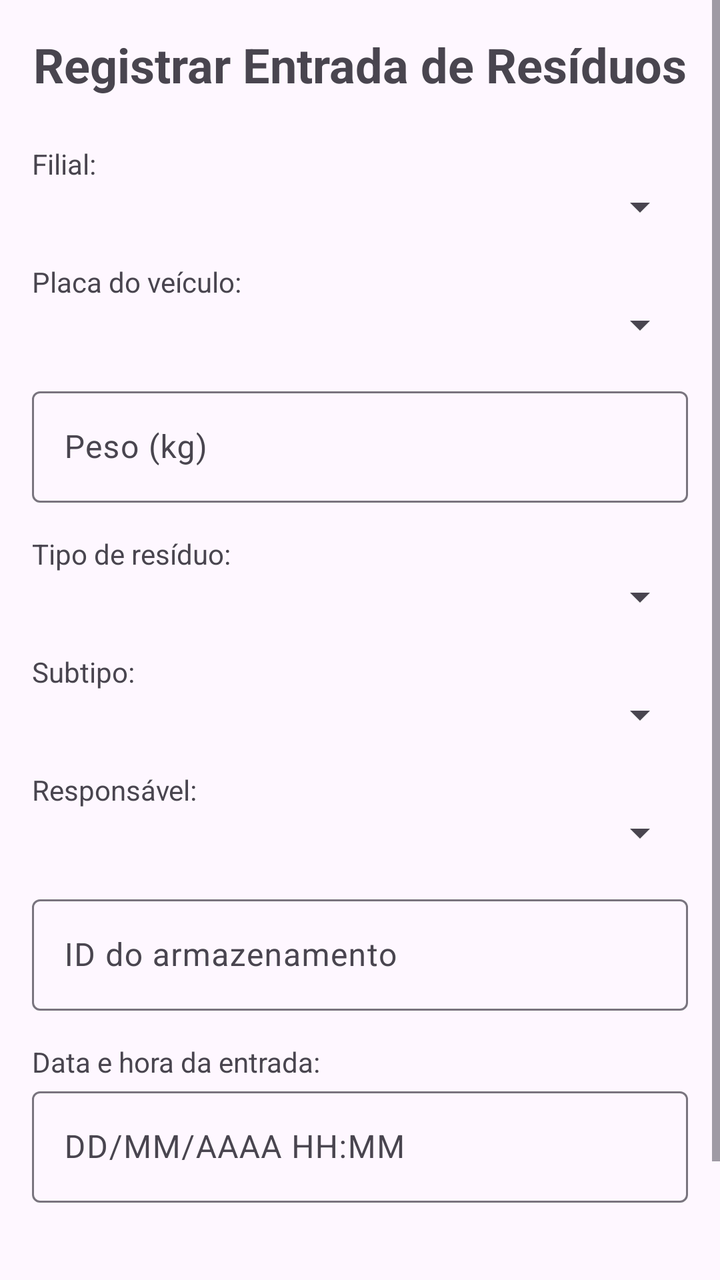
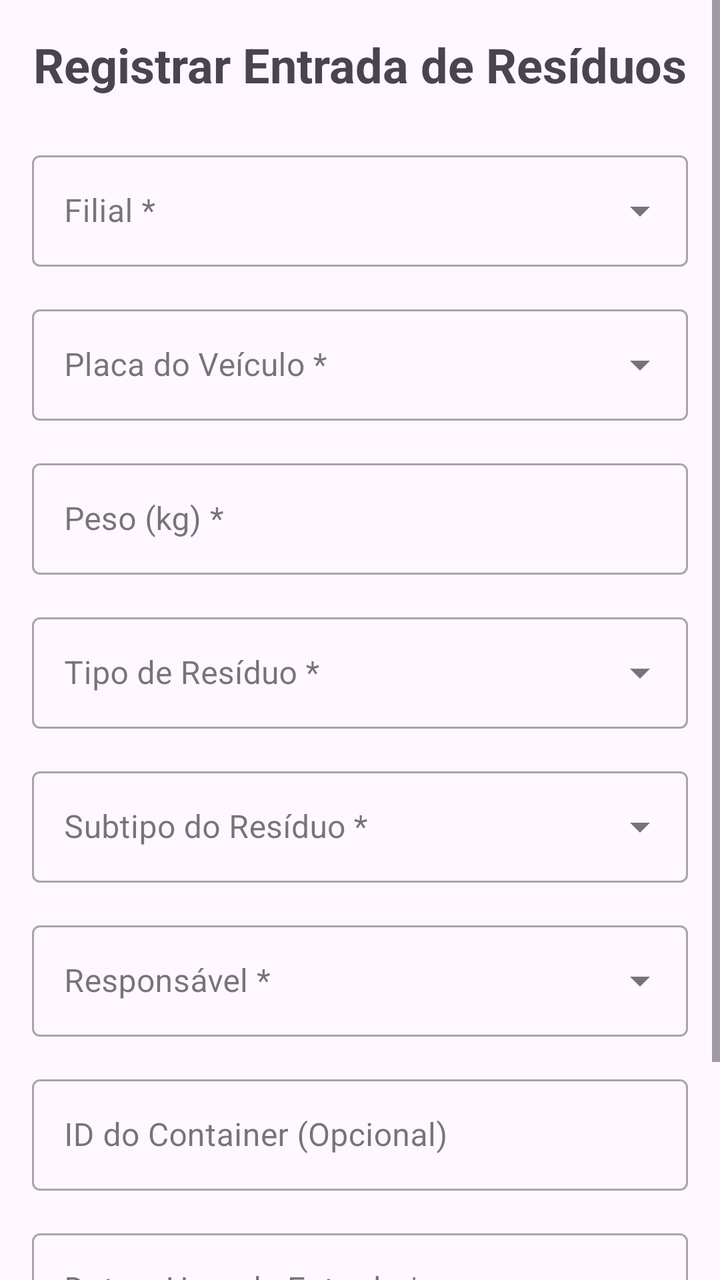

An Android layout rendered at two revisions. The XML below is the earlier revision; the diff shows what the commit changed to produce the second picture.
<!-- AndroidManifest.xml: application theme Theme.Clean_Flow -->
<!-- res/layout/activity_registro_residuos.xml -->
<?xml version="1.0" encoding="utf-8"?>
<ScrollView xmlns:android="http://schemas.android.com/apk/res/android"
    xmlns:app="http://schemas.android.com/apk/res-auto"
    xmlns:tools="http://schemas.android.com/tools"
    android:layout_width="match_parent"
    android:layout_height="match_parent"
    tools:context=".RegistroResiduosActivity">

    <LinearLayout
        android:layout_width="match_parent"
        android:layout_height="wrap_content"
        android:orientation="vertical"
        android:padding="16dp">

        <TextView
            android:layout_width="wrap_content"
            android:layout_height="wrap_content"
            android:text="Registrar Entrada de Resíduos"
            android:textSize="24sp"
            android:textStyle="bold"
            android:layout_gravity="center_horizontal"
            android:layout_marginBottom="24dp"/>

        <TextView
            android:layout_width="wrap_content"
            android:layout_height="wrap_content"
            android:text="Filial:"
            android:labelFor="@id/spinnerFilial"/>
        <Spinner
            android:id="@+id/spinnerFilial"
            android:layout_width="match_parent"
            android:layout_height="wrap_content"
            android:layout_marginBottom="16dp"/>

        <TextView
            android:layout_width="wrap_content"
            android:layout_height="wrap_content"
            android:text="Placa do veículo:"
            android:labelFor="@id/spinnerPlacaVeiculo"/>
        <Spinner
            android:id="@+id/spinnerPlacaVeiculo"
            android:layout_width="match_parent"
            android:layout_height="wrap_content"
            android:layout_marginBottom="16dp"/>

        <com.google.android.material.textfield.TextInputLayout
            android:layout_width="match_parent"
            android:layout_height="wrap_content"
            android:hint="Peso (kg)"
            android:layout_marginBottom="16dp">
            <com.google.android.material.textfield.TextInputEditText
                android:id="@+id/etPesoInicial"
                android:layout_width="match_parent"
                android:layout_height="wrap_content"
                android:inputType="numberDecimal"
                android:maxLines="1"
                android:digits="0123456789."/>
        </com.google.android.material.textfield.TextInputLayout>

        <TextView
            android:layout_width="wrap_content"
            android:layout_height="wrap_content"
            android:text="Tipo de resíduo:"
            android:labelFor="@id/spinnerMaterial"/>
        <Spinner
            android:id="@+id/spinnerMaterial"
            android:layout_width="match_parent"
            android:layout_height="wrap_content"
            android:layout_marginBottom="16dp"/>

        <TextView
            android:layout_width="wrap_content"
            android:layout_height="wrap_content"
            android:text="Subtipo:"
            android:labelFor="@id/spinnerSubtipoMaterial"/>
        <Spinner
            android:id="@+id/spinnerSubtipoMaterial"
            android:layout_width="match_parent"
            android:layout_height="wrap_content"
            android:layout_marginBottom="16dp"/>

        <TextView
            android:layout_width="wrap_content"
            android:layout_height="wrap_content"
            android:text="Responsável:"
            android:labelFor="@id/spinnerResponsavel"/>
        <Spinner
            android:id="@+id/spinnerResponsavel"
            android:layout_width="match_parent"
            android:layout_height="wrap_content"
            android:layout_marginBottom="16dp"/>

        <com.google.android.material.textfield.TextInputLayout
            android:layout_width="match_parent"
            android:layout_height="wrap_content"
            android:hint="ID do armazenamento"
            android:layout_marginBottom="16dp">
            <com.google.android.material.textfield.TextInputEditText
                android:id="@+id/etIdContainer"
                android:layout_width="match_parent"
                android:layout_height="wrap_content"
                android:inputType="text"
                android:maxLines="1"/>
        </com.google.android.material.textfield.TextInputLayout>

        <TextView
            android:layout_width="wrap_content"
            android:layout_height="wrap_content"
            android:text="Data e hora da entrada:"
            android:labelFor="@id/etDataArmazenamento"/>
        <com.google.android.material.textfield.TextInputLayout
            android:layout_width="match_parent"
            android:layout_height="wrap_content"
            android:hint="DD/MM/AAAA HH:MM"
            android:layout_marginBottom="24dp">
            <com.google.android.material.textfield.TextInputEditText
                android:id="@+id/etDataArmazenamento"
                android:layout_width="match_parent"
                android:layout_height="wrap_content"
                android:focusable="false"
                android:clickable="true"
                android:inputType="none"/>
        </com.google.android.material.textfield.TextInputLayout>


        <LinearLayout
            android:layout_width="match_parent"
            android:layout_height="wrap_content"
            android:orientation="horizontal"
            android:gravity="center"
            android:layout_marginTop="16dp">

            <Button
                android:id="@+id/btnCancelar"
                android:layout_width="wrap_content"
                android:layout_height="wrap_content"
                android:text="Voltar"
                android:layout_marginEnd="16dp"
                android:backgroundTint="@android:color/holo_red_light"/>

            <Button
                android:id="@+id/btnConcluir"
                android:layout_width="wrap_content"
                android:layout_height="wrap_content"
                android:text="Concluir"
                android:backgroundTint="@color/purple_500"/>
        </LinearLayout>

    </LinearLayout>
</ScrollView>
<!-- resources referenced by this layout -->
<resources>
  <color name="purple_500">#FF6200EE</color>
  <style name="Theme.Clean_Flow" parent="Base.Theme.Clean_Flow" />
  <style name="Base.Theme.Clean_Flow" parent="Theme.Material3.DayNight.NoActionBar">
      </style>
</resources>

<!-- the commit's change to res/layout/activity_registro_residuos.xml (unified diff, before → after) -->
@@ -1,5 +1,6 @@
 <?xml version="1.0" encoding="utf-8"?>
-<ScrollView xmlns:android="http://schemas.android.com/apk/res/android"
+<ScrollView
+    xmlns:android="http://schemas.android.com/apk/res/android"
     xmlns:app="http://schemas.android.com/apk/res-auto"
     xmlns:tools="http://schemas.android.com/tools"
     android:layout_width="match_parent"
@@ -18,132 +19,166 @@
             android:text="Registrar Entrada de Resíduos"
             android:textSize="24sp"
             android:textStyle="bold"
-            android:layout_gravity="center_horizontal"
+            android:layout_gravity="center"
             android:layout_marginBottom="24dp"/>
 
-        <TextView
-            android:layout_width="wrap_content"
-            android:layout_height="wrap_content"
-            android:text="Filial:"
-            android:labelFor="@id/spinnerFilial"/>
-        <Spinner
-            android:id="@+id/spinnerFilial"
+        
+        <com.google.android.material.textfield.TextInputLayout
+            android:id="@+id/layout_filial"
+            style="@style/Widget.MaterialComponents.TextInputLayout.OutlinedBox.ExposedDropdownMenu"
             android:layout_width="match_parent"
             android:layout_height="wrap_content"
-            android:layout_marginBottom="16dp"/>
+            android:hint="Filial *">
 
-        <TextView
-            android:layout_width="wrap_content"
-            android:layout_height="wrap_content"
-            android:text="Placa do veículo:"
-            android:labelFor="@id/spinnerPlacaVeiculo"/>
-        <Spinner
-            android:id="@+id/spinnerPlacaVeiculo"
+            <AutoCompleteTextView
+                android:id="@+id/autocomplete_filial"
+                android:layout_width="match_parent"
+                android:layout_height="wrap_content"
+                android:inputType="none"/>
+        </com.google.android.material.textfield.TextInputLayout>
+
+        
+        <com.google.android.material.textfield.TextInputLayout
+            android:id="@+id/layout_veiculo"
+            style="@style/Widget.MaterialComponents.TextInputLayout.OutlinedBox.ExposedDropdownMenu"
             android:layout_width="match_parent"
             android:layout_height="wrap_content"
-            android:layout_marginBottom="16dp"/>
+            android:layout_marginTop="16dp"
+            android:hint="Placa do Veículo *">
 
+            <AutoCompleteTextView
+                android:id="@+id/autocomplete_veiculo"
+                android:layout_width="match_parent"
+                android:layout_height="wrap_content"
+                android:inputType="none"/>
+        </com.google.android.material.textfield.TextInputLayout>
+
+        
         <com.google.android.material.textfield.TextInputLayout
+            android:id="@+id/layout_peso"
+            style="@style/Widget.MaterialComponents.TextInputLayout.OutlinedBox"
             android:layout_width="match_parent"
             android:layout_height="wrap_content"
-            android:hint="Peso (kg)"
-            android:layout_marginBottom="16dp">
+            android:layout_marginTop="16dp"
+            android:hint="Peso (kg) *">
+
             <com.google.android.material.textfield.TextInputEditText
-                android:id="@+id/etPesoInicial"
+                android:id="@+id/edit_text_peso"
                 android:layout_width="match_parent"
                 android:layout_height="wrap_content"
                 android:inputType="numberDecimal"
-                android:maxLines="1"
-                android:digits="0123456789."/>
+                android:maxLines="1"/>
         </com.google.android.material.textfield.TextInputLayout>
 
-        <TextView
-            android:layout_width="wrap_content"
-            android:layout_height="wrap_content"
-            android:text="Tipo de resíduo:"
-            android:labelFor="@id/spinnerMaterial"/>
-        <Spinner
-            android:id="@+id/spinnerMaterial"
+        
+        <com.google.android.material.textfield.TextInputLayout
+            android:id="@+id/layout_material"
+            style="@style/Widget.MaterialComponents.TextInputLayout.OutlinedBox.ExposedDropdownMenu"
             android:layout_width="match_parent"
             android:layout_height="wrap_content"
-            android:layout_marginBottom="16dp"/>
+            android:layout_marginTop="16dp"
+            android:hint="Tipo de Resíduo *">
 
-        <TextView
-            android:layout_width="wrap_content"
-            android:layout_height="wrap_content"
-            android:text="Subtipo:"
-            android:labelFor="@id/spinnerSubtipoMaterial"/>
-        <Spinner
-            android:id="@+id/spinnerSubtipoMaterial"
+            <AutoCompleteTextView
+                android:id="@+id/autocomplete_material"
+                android:layout_width="match_parent"
+                android:layout_height="wrap_content"
+                android:inputType="none"/>
+        </com.google.android.material.textfield.TextInputLayout>
+
+        
+        <com.google.android.material.textfield.TextInputLayout
+            android:id="@+id/layout_subtipo_material"
+            style="@style/Widget.MaterialComponents.TextInputLayout.OutlinedBox.ExposedDropdownMenu"
             android:layout_width="match_parent"
             android:layout_height="wrap_content"
-            android:layout_marginBottom="16dp"/>
+            android:layout_marginTop="16dp"
+            android:hint="Subtipo do Resíduo *">
 
-        <TextView
-            android:layout_width="wrap_content"
-            android:layout_height="wrap_content"
-            android:text="Responsável:"
-            android:labelFor="@id/spinnerResponsavel"/>
-        <Spinner
-            android:id="@+id/spinnerResponsavel"
+            <AutoCompleteTextView
+                android:id="@+id/autocomplete_subtipo_material"
+                android:layout_width="match_parent"
+                android:layout_height="wrap_content"
+                android:inputType="none"/>
+        </com.google.android.material.textfield.TextInputLayout>
+
+        
+        <com.google.android.material.textfield.TextInputLayout
+            android:id="@+id/layout_responsavel"
+            style="@style/Widget.MaterialComponents.TextInputLayout.OutlinedBox.ExposedDropdownMenu"
             android:layout_width="match_parent"
             android:layout_height="wrap_content"
-            android:layout_marginBottom="16dp"/>
+            android:layout_marginTop="16dp"
+            android:hint="Responsável *">
 
+            <AutoCompleteTextView
+                android:id="@+id/autocomplete_responsavel"
+                android:layout_width="match_parent"
+                android:layout_height="wrap_content"
+                android:inputType="none"/>
+        </com.google.android.material.textfield.TextInputLayout>
+
+        
         <com.google.android.material.textfield.TextInputLayout
+            android:id="@+id/layout_id_container"
+            style="@style/Widget.MaterialComponents.TextInputLayout.OutlinedBox"
             android:layout_width="match_parent"
             android:layout_height="wrap_content"
-            android:hint="ID do armazenamento"
-            android:layout_marginBottom="16dp">
+            android:layout_marginTop="16dp"
+            android:hint="ID do Container (Opcional)">
+
             <com.google.android.material.textfield.TextInputEditText
-                android:id="@+id/etIdContainer"
+                android:id="@+id/edit_text_id_container"
                 android:layout_width="match_parent"
                 android:layout_height="wrap_content"
                 android:inputType="text"
                 android:maxLines="1"/>
         </com.google.android.material.textfield.TextInputLayout>
 
-        <TextView
-            android:layout_width="wrap_content"
-            android:layout_height="wrap_content"
-            android:text="Data e hora da entrada:"
-            android:labelFor="@id/etDataArmazenamento"/>
+        
         <com.google.android.material.textfield.TextInputLayout
+            android:id="@+id/layout_data"
+            style="@style/Widget.MaterialComponents.TextInputLayout.OutlinedBox"
             android:layout_width="match_parent"
             android:layout_height="wrap_content"
-            android:hint="DD/MM/AAAA HH:MM"
-            android:layout_marginBottom="24dp">
+            android:layout_marginTop="16dp"
+            android:hint="Data e Hora da Entrada *">
+
             <com.google.android.material.textfield.TextInputEditText
-                android:id="@+id/etDataArmazenamento"
+                android:id="@+id/edit_text_data"
                 android:layout_width="match_parent"
                 android:layout_height="wrap_content"
                 android:focusable="false"
-                android:clickable="true"
-                android:inputType="none"/>
+                android:cursorVisible="false"/>
         </com.google.android.material.textfield.TextInputLayout>
 
-
+        
         <LinearLayout
             android:layout_width="match_parent"
             android:layout_height="wrap_content"
             android:orientation="horizontal"
-            android:gravity="center"
-            android:layout_marginTop="16dp">
+            android:layout_marginTop="32dp">
 
+            
             <Button
-                android:id="@+id/btnCancelar"
-                android:layout_width="wrap_content"
+                android:id="@+id/button_voltar"
+                style="?attr/materialButtonOutlinedStyle"
+                android:layout_width="0dp"
                 android:layout_height="wrap_content"
-                android:text="Voltar"
-                android:layout_marginEnd="16dp"
-                android:backgroundTint="@android:color/holo_red_light"/>
+                android:layout_weight="1"
+                android:layout_marginEnd="8dp"
+                android:padding="12dp"
+                android:text="Voltar"/>
 
+            
             <Button
-                android:id="@+id/btnConcluir"
-                android:layout_width="wrap_content"
+                android:id="@+id/button_salvar"
+                android:layout_width="0dp"
                 android:layout_height="wrap_content"
-                android:text="Concluir"
-                android:backgroundTint="@color/purple_500"/>
+                android:layout_weight="1"
+                android:layout_marginStart="8dp"
+                android:padding="12dp"
+                android:text="Salvar"/>
         </LinearLayout>
 
     </LinearLayout>
<!-- resource entries referenced after the edit -->
@@ -1,6 +1,5 @@
 <!-- resources referenced by this layout -->
 <resources>
-  <color name="purple_500">#FF6200EE</color>
   <style name="Theme.Clean_Flow" parent="Base.Theme.Clean_Flow" />
   <style name="Base.Theme.Clean_Flow" parent="Theme.Material3.DayNight.NoActionBar">
       </style>
